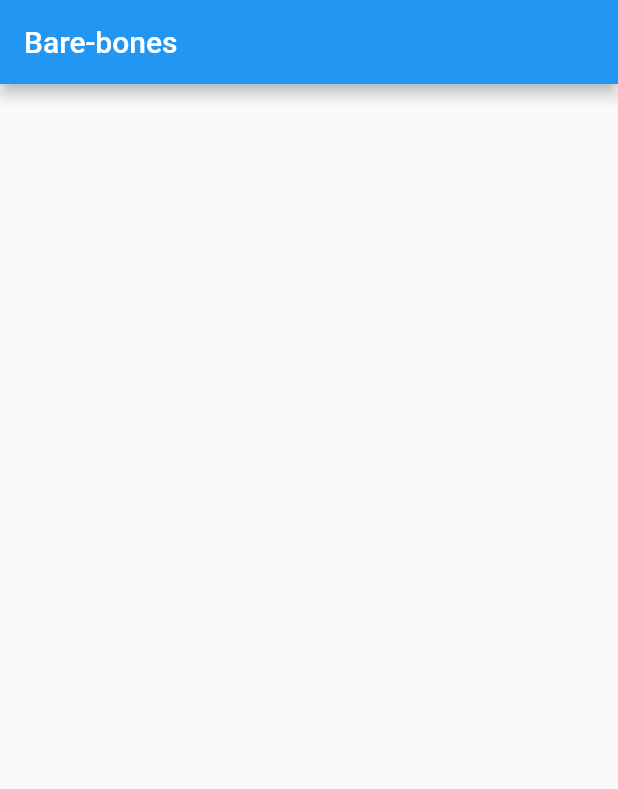
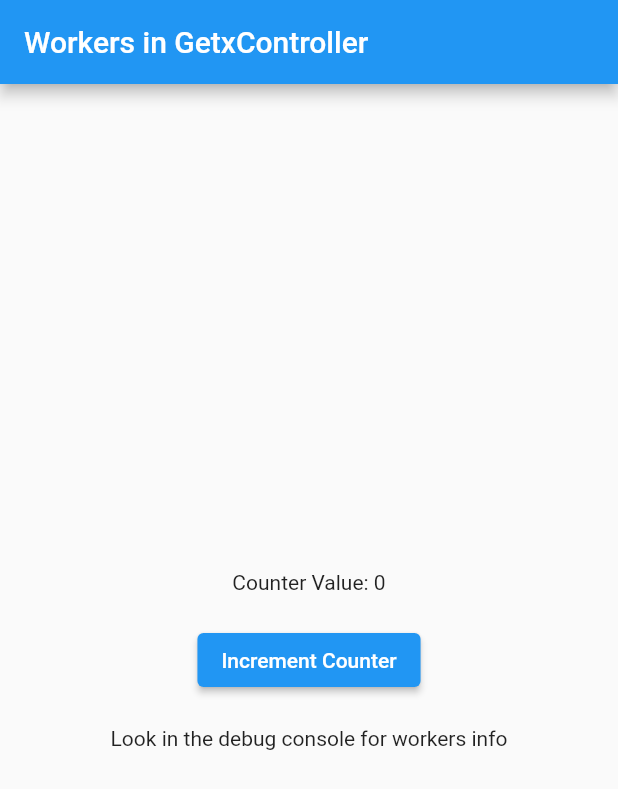
Before and after one commit to abhishek-toppersnotes/learning-getx, a Flutter app: the screen it shows after launch, on a phone screen of 412 x 824 dp. Shown: the top 789 px of the screen. Run offline on Flutter 3.47's test engine with Material 2 defaults, Android fonts, the phone set to English and light mode, and no system bars; our stand-ins replace get.

Commit message:
Workers in GetxController

```diff
--- /dev/null
+++ b/lib/increment_controller.dart
@@ -0,0 +1,60 @@
+import 'package:get/get.dart';
+
+class IncrementController extends GetxController {
+  Rx<int> counter = Rx<int>(0);
+
+  void increment() {
+    counter.value++;
+  }
+
+  // onInit is the best place to create workers
+  @override
+  void onInit() {
+    // WORKERS:-
+    // All workers are only execute after a value change. So everytime, no matter what, increment() method
+    // will be executed first.
+
+    // If for every time the variable in ever(<variable>, callback) is changed, and you
+    // want to perform some action based on that, you can use this.
+    ever(counter, (newValueOfCounter) {
+      print("ever Value: $newValueOfCounter");
+    });
+
+    // If you have a list of variables that you are listening, you can use
+    // NOTE that here [newValueReceived] will be only that variable's new value that was changed
+    everAll([counter], (newValueReceived) {
+      print("everAll Value: $newValueReceived");
+    });
+
+    // If you want to have a callback for a variable change only once
+    once(counter, (newValueOfCounter) {
+      print("once Value: $newValueOfCounter");
+    });
+
+    // The following is generally useful when you want to perform an action when the value changed is happening continuously
+    // (Like sending a search request) and you want perform callback (send the request) only once the value has stopped
+    // changing after a duration.
+    //
+    // In this case, if you continously click "Increment Counter" and stop all of a sudden, then after 3 seconds, the callback
+    // is executed
+    debounce(
+      counter,
+      (newValueOfCounter) {
+        print("debounce Value: $newValueOfCounter");
+      },
+      time: const Duration(milliseconds: 3000),
+    );
+
+    // If you want to have a callback such that it is called only once within a specified duration
+    // (doesn't matter if it is executed continuously or just once)
+    // This is generally useful if you want to limit the number of callbacks
+    interval(
+      counter,
+      (newValueOfCounter) {
+        print("interval Value: $newValueOfCounter");
+      },
+      time: const Duration(milliseconds: 1000),
+    );
+    super.onInit();
+  }
+}
--- a/lib/main.dart
+++ b/lib/main.dart
@@ -1,13 +1,20 @@
+// ignore_for_file: prefer_const_constructors
+
 import 'package:flutter/material.dart';
+import 'package:get/get.dart';
+import 'package:getx1/increment_controller.dart';
 
 void main() {
-  runApp(const MyApp());
+  runApp(MyApp());
 }
 
 class MyApp extends StatelessWidget {
-  const MyApp({Key? key}) : super(key: key);
+  MyApp({Key? key}) : super(key: key);
 
-  static const String title = "Bare-bones";
+  static const String title = "Workers in GetxController";
+
+  final IncrementController incrementController =
+      Get.put(IncrementController());
 
   @override
   Widget build(BuildContext context) {
@@ -18,6 +25,28 @@ class MyApp extends StatelessWidget {
         appBar: AppBar(
           title: const Text(title),
         ),
+        body: Center(
+          child: Column(
+            mainAxisSize: MainAxisSize.min,
+            children: [
+              GetX<IncrementController>(
+                builder: (_) {
+                  return Text(
+                      "Counter Value: ${incrementController.counter.value}");
+                },
+              ),
+              SizedBox(height: 20),
+              ElevatedButton(
+                onPressed: () {
+                  incrementController.increment();
+                },
+                child: Text("Increment Counter"),
+              ),
+              SizedBox(height: 20),
+              Text("Look in the debug console for workers info"),
+            ],
+          ),
+        ),
       ),
     );
   }
```
Also changed, not shown: 1 other file.
